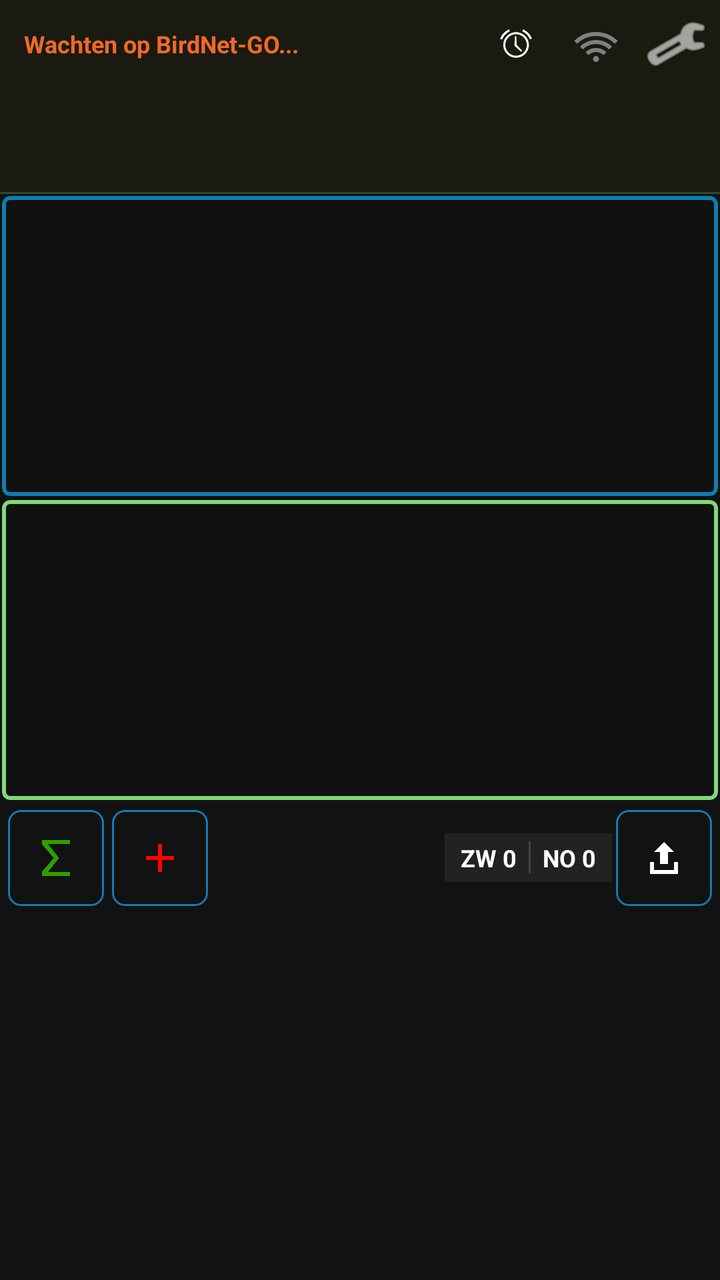
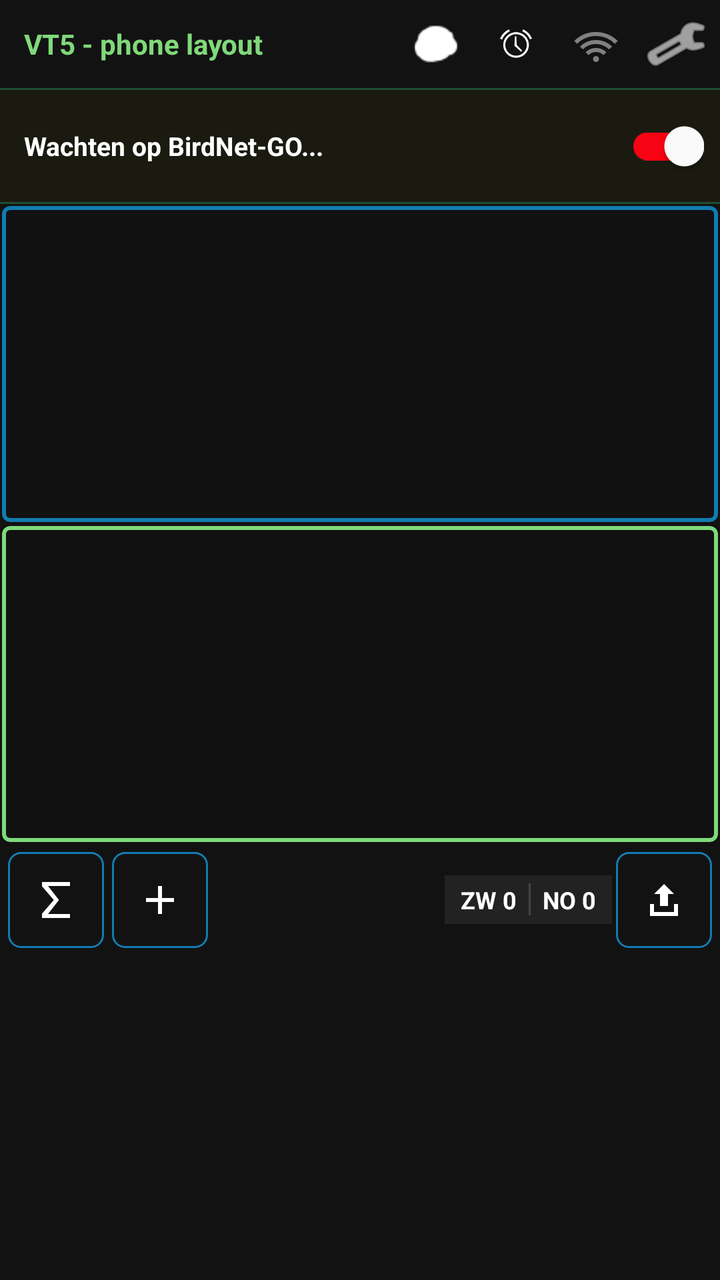

The first picture is an Android layout as it rendered before a commit; the second is the same layout after the commit. The layout source and the unified diff follow.
<!-- AndroidManifest.xml: application theme Theme.VT5.Dark -->
<!-- res/layout/scherm_telling.xml -->
<?xml version="1.0" encoding="utf-8"?>
<LinearLayout xmlns:android="http://schemas.android.com/apk/res/android"
    android:fitsSystemWindows="true"
    xmlns:app="http://schemas.android.com/apk/res-auto"
    android:id="@+id/root"
    android:layout_width="match_parent"
    android:layout_height="match_parent"
    android:background="@color/vt5_black"
    android:orientation="vertical">

    
    <LinearLayout
        android:id="@+id/birdnet_container"
        android:layout_width="match_parent"
        android:layout_height="wrap_content"
        android:background="#1A1A11"
        android:orientation="vertical"
        android:padding="4dp">

        <LinearLayout
            android:layout_width="match_parent"
            android:layout_height="wrap_content"
            android:gravity="center_vertical"
            android:orientation="horizontal">

            <TextView
                android:id="@+id/tvBirdNetPendingTicker"
                android:layout_width="0dp"
                android:layout_height="wrap_content"
                android:layout_weight="1"
                android:ellipsize="marquee"
                android:marqueeRepeatLimit="marquee_forever"
                android:paddingStart="8dp"
                android:singleLine="true"
                android:text="Wachten op BirdNet-GO..."
                android:textColor="@color/vt5_orange"
                android:textSize="12sp"
                android:textStyle="bold" />

            <ImageButton
                android:id="@+id/btnToggleAlarm"
                android:layout_width="36dp"
                android:layout_height="36dp"
                android:background="?attr/selectableItemBackgroundBorderless"
                android:src="@android:drawable/ic_lock_idle_alarm"
                app:tint="@android:color/white" />

            <ImageButton
                android:id="@+id/btnMasterClientConnection"
                android:layout_width="36dp"
                android:layout_height="36dp"
                android:layout_marginStart="4dp"
                android:background="?attr/selectableItemBackgroundBorderless"
                android:src="@drawable/ic_mc_wifi"
                app:tint="#808080" />

            <ImageButton
                android:id="@+id/btnShowMasterQr"
                android:layout_width="36dp"
                android:layout_height="36dp"
                android:layout_marginStart="4dp"
                android:background="?attr/selectableItemBackgroundBorderless"
                android:src="@drawable/ic_qr_code"
                android:visibility="gone"
                app:tint="#808080" />

            <ImageButton
                android:id="@+id/btnOpenSettings"
                android:layout_width="36dp"
                android:layout_height="36dp"
                android:layout_marginStart="4dp"
                android:background="?attr/selectableItemBackgroundBorderless"
                android:src="@android:drawable/ic_menu_preferences"
                app:tint="@android:color/white" />
        </LinearLayout>

        <TextView
            android:id="@+id/tvMasterClientStatus"
            android:layout_width="match_parent"
            android:layout_height="wrap_content"
            android:paddingStart="8dp"
            android:textColor="@color/vt5_on_surface"
            android:textSize="11sp"
            android:visibility="gone" />

        <FrameLayout
            android:id="@+id/birdnet_detection_frame"
            android:layout_width="match_parent"
            android:layout_height="50dp"
            android:layout_marginTop="2dp" />
    </LinearLayout>

    <View
        android:layout_width="match_parent"
        android:layout_height="1dp"
        android:alpha="0.3"
        android:background="@color/vt5_outline" />

    
    <LinearLayout
        android:layout_width="match_parent"
        android:layout_height="wrap_content"
        android:orientation="vertical">

        <com.google.android.material.card.MaterialCardView
            android:id="@+id/cardSpeechPartials"
            android:layout_width="match_parent"
            android:layout_height="150dp"
            android:layout_margin="1dp"
            app:cardCornerRadius="4dp"
            app:strokeColor="@color/vt5_light_blue"
            app:strokeWidth="2dp">

            <androidx.recyclerview.widget.RecyclerView
                android:id="@+id/recyclerViewSpeechPartials"
                android:layout_width="match_parent"
                android:layout_height="match_parent"
                android:background="#111111" />
        </com.google.android.material.card.MaterialCardView>

        <com.google.android.material.card.MaterialCardView
            android:id="@+id/cardSpeechFinals"
            android:layout_width="match_parent"
            android:layout_height="150dp"
            android:layout_margin="1dp"
            android:layout_weight="1.2"
            app:cardCornerRadius="4dp"
            app:strokeColor="@color/vt5_green"
            app:strokeWidth="2dp">

            <androidx.recyclerview.widget.RecyclerView
                android:id="@+id/recyclerViewSpeechFinals"
                android:layout_width="match_parent"
                android:layout_height="match_parent"
                android:background="#111111" />
        </com.google.android.material.card.MaterialCardView>
    </LinearLayout>

    
    <LinearLayout
        android:layout_width="match_parent"
        android:layout_height="wrap_content"
        android:gravity="center_vertical"
        android:orientation="horizontal"
        android:padding="2dp">

        <com.google.android.material.button.MaterialButton
            android:id="@+id/btnSaveClose"
            style="@style/Widget.VT5.Button.Outlined.IconOnly"
            android:layout_width="48dp"
            android:layout_height="48dp"
            android:layout_margin="2dp"
            app:icon="@drawable/ic_action_sum"
            app:iconTint="@null" />

        <com.google.android.material.button.MaterialButton
            android:id="@+id/btnAddSoorten"
            style="@style/Widget.VT5.Button.Outlined.IconOnly"
            android:layout_width="48dp"
            android:layout_height="48dp"
            android:layout_margin="2dp"
            app:icon="@drawable/ic_action_add"
            app:iconTint="@null" />

        <ImageButton
            android:id="@+id/btnBirdNet"
            android:layout_width="48dp"
            android:layout_height="48dp"
            android:layout_margin="2dp"
            android:background="?attr/selectableItemBackgroundBorderless"
            android:src="@drawable/ic_birdnet_go"
            android:visibility="gone"
            app:tint="@android:color/white" />

        <Space
            android:layout_width="0dp"
            android:layout_height="1dp"
            android:layout_weight="1" />

        
        <LinearLayout
            android:id="@+id/dailyTotalsContainer"
            android:layout_width="wrap_content"
            android:layout_height="wrap_content"
            android:background="#222222"
            android:gravity="center_vertical"
            android:orientation="horizontal"
            android:paddingHorizontal="8dp"
            android:paddingVertical="4dp">

            <TextView
                android:id="@+id/tvDailyMainTotal"
                android:layout_width="wrap_content"
                android:layout_height="wrap_content"
                android:text="ZW 0"
                android:textColor="@android:color/white"
                android:textSize="12sp"
                android:textStyle="bold" />

            <View
                android:layout_width="1dp"
                android:layout_height="16dp"
                android:layout_marginHorizontal="6dp"
                android:background="#444444" />

            <TextView
                android:id="@+id/tvDailyReturnTotal"
                android:layout_width="wrap_content"
                android:layout_height="wrap_content"
                android:text="NO 0"
                android:textColor="@android:color/white"
                android:textSize="12sp"
                android:textStyle="bold" />
        </LinearLayout>

        <com.google.android.material.button.MaterialButton
            android:id="@+id/btnAfronden"
            style="@style/Widget.VT5.Button.Outlined.IconOnly"
            android:layout_width="48dp"
            android:layout_height="48dp"
            android:layout_margin="2dp"
            app:icon="@drawable/ic_action_upload"
            app:iconTint="@null" />
    </LinearLayout>

    
    <androidx.recyclerview.widget.RecyclerView
        android:id="@+id/recyclerViewSpecies"
        android:layout_width="match_parent"
        android:layout_height="0dp"
        android:layout_weight="1" />

</LinearLayout>
<!-- resources referenced by this layout -->
<resources>
  <color name="vt5_black">#121212</color>
  <color name="vt5_green">#80D97A</color>
  <color name="vt5_light_blue">#117CAF</color>
  <color name="vt5_on_surface">@color/popup_bg_wit</color>
  <color name="vt5_orange">#EF6929</color>
  <color name="vt5_outline">#3DDC84</color>
  <!-- drawable ic_action_add (drawable) -->
  <?xml version="1.0" encoding="utf-8"?>
  <vector xmlns:android="http://schemas.android.com/apk/res/android"
      android:width="24dp"
      android:height="24dp"
      android:viewportWidth="24"
      android:viewportHeight="24">
      <path
          android:fillColor="#FF0303"
          android:pathData="M19,11H13V5H11V11H5V13H11V19H13V13H19V11Z" />
  </vector>
  <!-- drawable ic_action_sum (drawable) -->
  <?xml version="1.0" encoding="utf-8"?>
  <vector xmlns:android="http://schemas.android.com/apk/res/android"
      android:width="24dp"
      android:height="24dp"
      android:viewportWidth="24"
      android:viewportHeight="24">
      <path
          android:fillColor="#2FA001"
          android:pathData="M19,5H8L13.5,12L8,19H19V21H5V18.8L10.9,12L5,5.2V3H19V5Z" />
  </vector>
  <!-- drawable ic_birdnet_go (drawable) -->
  <?xml version="1.0" encoding="utf-8"?>
  <vector xmlns:android="http://schemas.android.com/apk/res/android"
      android:width="24dp"
      android:height="24dp"
      android:viewportWidth="24"
      android:viewportHeight="24">
      <path
          android:fillColor="#FFFFFFFF"
          android:pathData="M4.2,15.3c0,-3.7 3,-6.7 6.7,-6.7 1.5,0 2.9,0.5 4,1.4l1.5,-1.5 0.8,0.8 -1.5,1.5c0.9,1.1 1.4,2.5 1.4,4 0,3.7 -3,6.7 -6.7,6.7 -0.8,0 -1.4,-0.6 -1.4,-1.4 0,-0.5 0.2,-0.9 0.6,-1.1l2.1,-1.4 -3,-0.6c-0.7,-0.1 -1.1,-0.7 -1.1,-1.4 0,-0.7 0.5,-1.2 1.1,-1.4l2.9,-0.6 -2.1,-1.4c-0.6,-0.4 -0.7,-1.2 -0.3,-1.8 0.4,-0.6 1.2,-0.7 1.8,-0.3l3.7,2.4c0.4,0.3 0.7,0.7 0.8,1.2 0.1,-0.3 0.1,-0.6 0.1,-0.9 0,-2.6 -2.1,-4.7 -4.7,-4.7 -2.6,0 -4.7,2.1 -4.7,4.7 0,0.8 -0.7,1.5 -1.5,1.5s-1.5,-0.7 -1.5,-1.5z" />
      <path
          android:fillColor="#FFFFFFFF"
          android:pathData="M18.1,5.2c1.7,1 2.9,2.7 3.3,4.7l-1.5,0.3c-0.4,-1.5 -1.3,-2.8 -2.6,-3.6z" />
      <path
          android:fillColor="#FFFFFFFF"
          android:pathData="M18.5,9.4c1,0.6 1.7,1.5 1.9,2.7l-1.5,0.3c-0.2,-0.8 -0.7,-1.4 -1.4,-1.8z" />
  </vector>
  <color name="popup_bg_wit">#FFFFFFFF</color>
  <color name="vt5_white">#FFFFFF</color>
  <style name="ThemeOverlay.VT5.MaterialAlertDialog" parent="ThemeOverlay.Material3.MaterialAlertDialog">
          <item name="buttonBarPositiveButtonStyle">@style/Widget.VT5.AlertDialog.Button</item>
          <item name="buttonBarNegativeButtonStyle">@style/Widget.VT5.AlertDialog.Button</item>
          <item name="buttonBarNeutralButtonStyle">@style/Widget.VT5.AlertDialog.Button</item>
      </style>
  <dimen name="vt5_btn_stroke">1dp</dimen>
  <dimen name="vt5_btn_corner">6dp</dimen>
  <color name="vt5_light_gray">#5D748C</color>
  <style name="Widget.VT5.AlertDialog.Button" parent="Widget.Material3.Button.TextButton.Dialog">
          <item name="android:textColor">@color/vt5_white</item>
      </style>
  <!-- drawable vt5_btn_checked (drawable) -->
  <?xml version="1.0" encoding="utf-8"?>
  <shape xmlns:android="http://schemas.android.com/apk/res/android" android:shape="rectangle">
      
      <solid android:color="@color/vt5_light_blue" />
      
      <corners android:radius="@dimen/vt5_btn_corner" />
      
      <padding android:left="8dp" android:top="6dp" android:right="8dp" android:bottom="6dp" />
  </shape>
  <!-- drawable vt5_btn_pressed (drawable) -->
  <?xml version="1.0" encoding="utf-8"?>
  <shape xmlns:android="http://schemas.android.com/apk/res/android" android:shape="rectangle">
      
      <solid android:color="@color/vt5_light_blue" />
      <corners android:radius="@dimen/vt5_btn_corner" />
      <padding android:left="8dp" android:top="6dp" android:right="8dp" android:bottom="6dp" />
  </shape>
  <!-- unchanged entries left out for length: 9 -->
</resources>

<!-- the commit's change to res/layout/scherm_telling.xml (unified diff, before → after) -->
@@ -10,84 +10,70 @@
 
     
     <LinearLayout
-        android:id="@+id/birdnet_container"
+        android:id="@+id/top_action_bar"
         android:layout_width="match_parent"
         android:layout_height="wrap_content"
-        android:background="#1A1A11"
-        android:orientation="vertical"
+        android:background="@color/vt5_black"
+        android:gravity="center_vertical"
+        android:orientation="horizontal"
         android:padding="4dp">
 
-        <LinearLayout
-            android:layout_width="match_parent"
-            android:layout_height="wrap_content"
-            android:gravity="center_vertical"
-            android:orientation="horizontal">
-
-            <TextView
-                android:id="@+id/tvBirdNetPendingTicker"
-                android:layout_width="0dp"
-                android:layout_height="wrap_content"
-                android:layout_weight="1"
-                android:ellipsize="marquee"
-                android:marqueeRepeatLimit="marquee_forever"
-                android:paddingStart="8dp"
-                android:singleLine="true"
-                android:text="Wachten op BirdNet-GO..."
-                android:textColor="@color/vt5_orange"
-                android:textSize="12sp"
-                android:textStyle="bold" />
-
-            <ImageButton
-                android:id="@+id/btnToggleAlarm"
-                android:layout_width="36dp"
-                android:layout_height="36dp"
-                android:background="?attr/selectableItemBackgroundBorderless"
-                android:src="@android:drawable/ic_lock_idle_alarm"
-                app:tint="@android:color/white" />
-
-            <ImageButton
-                android:id="@+id/btnMasterClientConnection"
-                android:layout_width="36dp"
-                android:layout_height="36dp"
-                android:layout_marginStart="4dp"
-                android:background="?attr/selectableItemBackgroundBorderless"
-                android:src="@drawable/ic_mc_wifi"
-                app:tint="#808080" />
-
-            <ImageButton
-                android:id="@+id/btnShowMasterQr"
-                android:layout_width="36dp"
-                android:layout_height="36dp"
-                android:layout_marginStart="4dp"
-                android:background="?attr/selectableItemBackgroundBorderless"
-                android:src="@drawable/ic_qr_code"
-                android:visibility="gone"
-                app:tint="#808080" />
-
-            <ImageButton
-                android:id="@+id/btnOpenSettings"
-                android:layout_width="36dp"
-                android:layout_height="36dp"
-                android:layout_marginStart="4dp"
-                android:background="?attr/selectableItemBackgroundBorderless"
-                android:src="@android:drawable/ic_menu_preferences"
-                app:tint="@android:color/white" />
-        </LinearLayout>
-
         <TextView
-            android:id="@+id/tvMasterClientStatus"
-            android:layout_width="match_parent"
-            android:layout_height="wrap_content"
+            android:layout_width="0dp"
+            android:layout_height="wrap_content"
+            android:layout_weight="1"
             android:paddingStart="8dp"
-            android:textColor="@color/vt5_on_surface"
-            android:textSize="11sp"
-            android:visibility="gone" />
-
-        <FrameLayout
-            android:id="@+id/birdnet_detection_frame"
-            android:layout_width="match_parent"
-            android:layout_height="50dp"
-            android:layout_marginTop="2dp" />
+            android:text="VT5 - phone layout"
+            android:textColor="@color/vt5_green"
+            android:textStyle="bold" />
+
+        <ImageButton
+            android:id="@+id/btnBirdNet"
+            android:layout_width="36dp"
+            android:layout_height="36dp"
+            android:padding="6dp"
+            android:scaleType="fitCenter"
+            android:background="?attr/selectableItemBackgroundBorderless"
+            android:src="@drawable/favicon_32x32"
+            android:visibility="visible"
+            app:tint="@android:color/white" />
+
+        <ImageButton
+            android:id="@+id/btnToggleAlarm"
+            android:layout_width="36dp"
+            android:layout_height="36dp"
+            android:layout_marginStart="4dp"
+            android:background="?attr/selectableItemBackgroundBorderless"
+            android:src="@android:drawable/ic_lock_idle_alarm"
+            app:tint="@android:color/white" />
+
+        <ImageButton
+            android:id="@+id/btnMasterClientConnection"
+            android:layout_width="36dp"
+            android:layout_height="36dp"
+            android:layout_marginStart="4dp"
+            android:background="?attr/selectableItemBackgroundBorderless"
+            android:src="@drawable/ic_mc_wifi"
+            app:tint="#808080" />
+
+        <ImageButton
+            android:id="@+id/btnShowMasterQr"
+            android:layout_width="36dp"
+            android:layout_height="36dp"
+            android:layout_marginStart="4dp"
+            android:background="?attr/selectableItemBackgroundBorderless"
+            android:src="@drawable/ic_qr_code"
+            android:visibility="gone"
+            app:tint="#808080" />
+
+        <ImageButton
+            android:id="@+id/btnOpenSettings"
+            android:layout_width="36dp"
+            android:layout_height="36dp"
+            android:layout_marginStart="4dp"
+            android:background="?attr/selectableItemBackgroundBorderless"
+            android:src="@android:drawable/ic_menu_preferences"
+            app:tint="@android:color/white" />
     </LinearLayout>
 
     <View
@@ -98,15 +84,95 @@
 
     
     <LinearLayout
+        android:id="@+id/birdnet_container"
         android:layout_width="match_parent"
         android:layout_height="wrap_content"
+        android:background="#1A1A11"
+        android:gravity="center_vertical"
+        android:orientation="horizontal"
+        android:padding="4dp">
+
+        <LinearLayout
+            android:layout_width="0dp"
+            android:layout_height="wrap_content"
+            android:layout_weight="1"
+            android:orientation="vertical">
+
+            <TextView
+                android:id="@+id/tvBirdNetPendingTicker"
+                android:layout_width="match_parent"
+                android:layout_height="wrap_content"
+                android:ellipsize="end"
+                android:maxLines="2"
+                android:paddingStart="8dp"
+                android:text="Wachten op BirdNet-GO..."
+                android:textColor="@color/vt5_white"
+                android:textSize="13sp"
+                android:textStyle="bold" />
+
+            <TextView
+                android:id="@+id/tvMasterClientStatus"
+                android:layout_width="match_parent"
+                android:layout_height="wrap_content"
+                android:paddingStart="8dp"
+                android:textColor="@color/vt5_on_surface"
+                android:textSize="11sp"
+                android:visibility="gone" />
+        </LinearLayout>
+
+        <com.google.android.material.switchmaterial.SwitchMaterial
+            android:id="@+id/swBirdNetEnabled"
+            android:layout_width="wrap_content"
+            android:layout_height="wrap_content"
+            android:layout_gravity="center_vertical"
+            android:layout_marginEnd="4dp"
+            android:checked="true"
+            android:contentDescription="@string/telling_birdnet_switch_description"
+            android:minWidth="72dp"
+            android:visibility="visible"
+            app:thumbTint="@color/vt5_white"
+            app:trackTint="@color/grafiek_beheer_aantallen"
+            app:useMaterialThemeColors="true" />
+    </LinearLayout>
+
+    <View
+        android:layout_width="match_parent"
+        android:layout_height="1dp"
+        android:alpha="0.3"
+        android:background="@color/vt5_outline" />
+
+    
+    <LinearLayout
+        android:id="@+id/results_area"
+        android:layout_width="match_parent"
+        android:layout_height="320dp"
         android:orientation="vertical">
+
+        
+        <com.google.android.material.card.MaterialCardView
+            android:id="@+id/cardBirdNetDetections"
+            android:layout_width="match_parent"
+            android:layout_height="0dp"
+            android:layout_margin="1dp"
+            android:layout_weight="1"
+            android:visibility="gone"
+            app:cardCornerRadius="4dp"
+            app:strokeColor="@color/vt5_orange"
+            app:strokeWidth="2dp">
+
+            <androidx.recyclerview.widget.RecyclerView
+                android:id="@+id/recyclerViewBirdNetDetections"
+                android:layout_width="match_parent"
+                android:layout_height="match_parent"
+                android:background="#111111" />
+        </com.google.android.material.card.MaterialCardView>
 
         <com.google.android.material.card.MaterialCardView
             android:id="@+id/cardSpeechPartials"
             android:layout_width="match_parent"
-            android:layout_height="150dp"
+            android:layout_height="0dp"
             android:layout_margin="1dp"
+            android:layout_weight="1"
             app:cardCornerRadius="4dp"
             app:strokeColor="@color/vt5_light_blue"
             app:strokeWidth="2dp">
@@ -121,9 +187,9 @@
         <com.google.android.material.card.MaterialCardView
             android:id="@+id/cardSpeechFinals"
             android:layout_width="match_parent"
-            android:layout_height="150dp"
+            android:layout_height="0dp"
             android:layout_margin="1dp"
-            android:layout_weight="1.2"
+            android:layout_weight="1"
             app:cardCornerRadius="4dp"
             app:strokeColor="@color/vt5_green"
             app:strokeWidth="2dp">
@@ -162,16 +228,6 @@
             app:icon="@drawable/ic_action_add"
             app:iconTint="@null" />
 
-        <ImageButton
-            android:id="@+id/btnBirdNet"
-            android:layout_width="48dp"
-            android:layout_height="48dp"
-            android:layout_margin="2dp"
-            android:background="?attr/selectableItemBackgroundBorderless"
-            android:src="@drawable/ic_birdnet_go"
-            android:visibility="gone"
-            app:tint="@android:color/white" />
-
         <Space
             android:layout_width="0dp"
             android:layout_height="1dp"
<!-- resource entries referenced after the edit -->
@@ -1,5 +1,6 @@
 <!-- resources referenced by this layout -->
 <resources>
+  <color name="grafiek_beheer_aantallen">#F80313</color>
   <color name="vt5_black">#121212</color>
   <color name="vt5_green">#80D97A</color>
   <color name="vt5_light_blue">#117CAF</color>
@@ -14,7 +15,7 @@
       android:viewportWidth="24"
       android:viewportHeight="24">
       <path
-          android:fillColor="#FF0303"
+          android:fillColor="#FDFCFC"
           android:pathData="M19,11H13V5H11V11H5V13H11V19H13V13H19V11Z" />
   </vector>
   <!-- drawable ic_action_sum (drawable) -->
@@ -25,28 +26,13 @@
       android:viewportWidth="24"
       android:viewportHeight="24">
       <path
-          android:fillColor="#2FA001"
+          android:fillColor="#FFFFFF"
           android:pathData="M19,5H8L13.5,12L8,19H19V21H5V18.8L10.9,12L5,5.2V3H19V5Z" />
   </vector>
-  <!-- drawable ic_birdnet_go (drawable) -->
-  <?xml version="1.0" encoding="utf-8"?>
-  <vector xmlns:android="http://schemas.android.com/apk/res/android"
-      android:width="24dp"
-      android:height="24dp"
-      android:viewportWidth="24"
-      android:viewportHeight="24">
-      <path
-          android:fillColor="#FFFFFFFF"
-          android:pathData="M4.2,15.3c0,-3.7 3,-6.7 6.7,-6.7 1.5,0 2.9,0.5 4,1.4l1.5,-1.5 0.8,0.8 -1.5,1.5c0.9,1.1 1.4,2.5 1.4,4 0,3.7 -3,6.7 -6.7,6.7 -0.8,0 -1.4,-0.6 -1.4,-1.4 0,-0.5 0.2,-0.9 0.6,-1.1l2.1,-1.4 -3,-0.6c-0.7,-0.1 -1.1,-0.7 -1.1,-1.4 0,-0.7 0.5,-1.2 1.1,-1.4l2.9,-0.6 -2.1,-1.4c-0.6,-0.4 -0.7,-1.2 -0.3,-1.8 0.4,-0.6 1.2,-0.7 1.8,-0.3l3.7,2.4c0.4,0.3 0.7,0.7 0.8,1.2 0.1,-0.3 0.1,-0.6 0.1,-0.9 0,-2.6 -2.1,-4.7 -4.7,-4.7 -2.6,0 -4.7,2.1 -4.7,4.7 0,0.8 -0.7,1.5 -1.5,1.5s-1.5,-0.7 -1.5,-1.5z" />
-      <path
-          android:fillColor="#FFFFFFFF"
-          android:pathData="M18.1,5.2c1.7,1 2.9,2.7 3.3,4.7l-1.5,0.3c-0.4,-1.5 -1.3,-2.8 -2.6,-3.6z" />
-      <path
-          android:fillColor="#FFFFFFFF"
-          android:pathData="M18.5,9.4c1,0.6 1.7,1.5 1.9,2.7l-1.5,0.3c-0.2,-0.8 -0.7,-1.4 -1.4,-1.8z" />
-  </vector>
+  <string name="telling_birdnet_switch_description">BirdNET-GO Aan/Uit</string>
   <color name="popup_bg_wit">#FFFFFFFF</color>
   <color name="vt5_white">#FFFFFF</color>
+  <!-- drawable favicon_32x32: png bitmap (drawable, 2232 bytes) -->
   <style name="ThemeOverlay.VT5.MaterialAlertDialog" parent="ThemeOverlay.Material3.MaterialAlertDialog">
           <item name="buttonBarPositiveButtonStyle">@style/Widget.VT5.AlertDialog.Button</item>
           <item name="buttonBarNegativeButtonStyle">@style/Widget.VT5.AlertDialog.Button</item>
